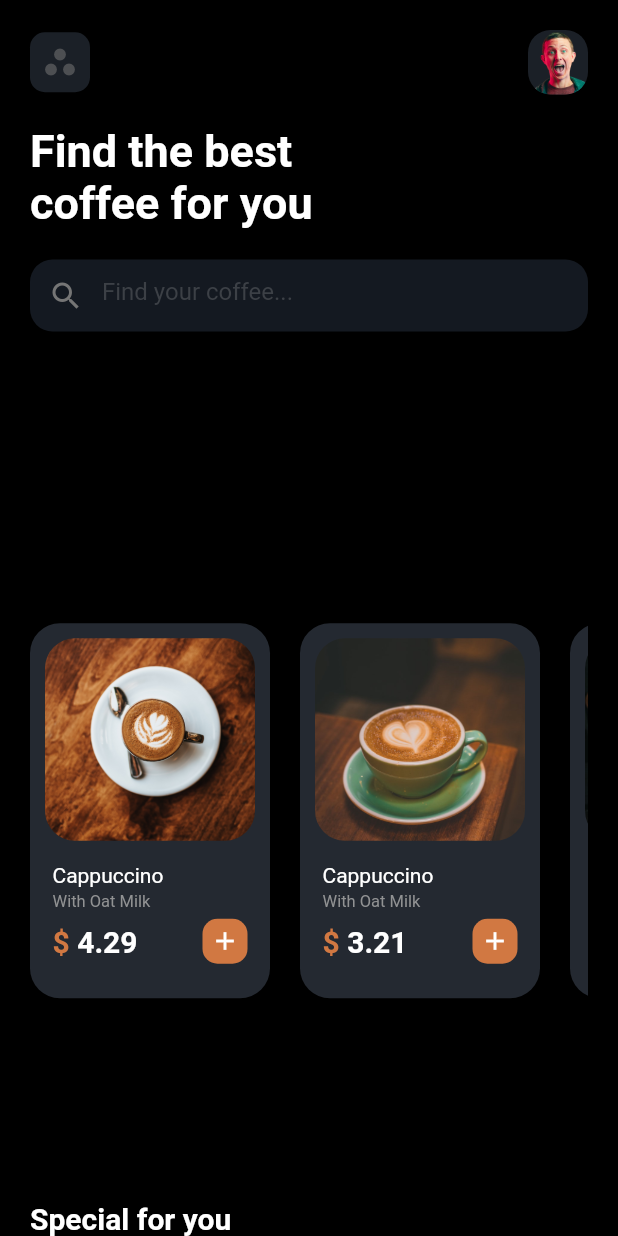
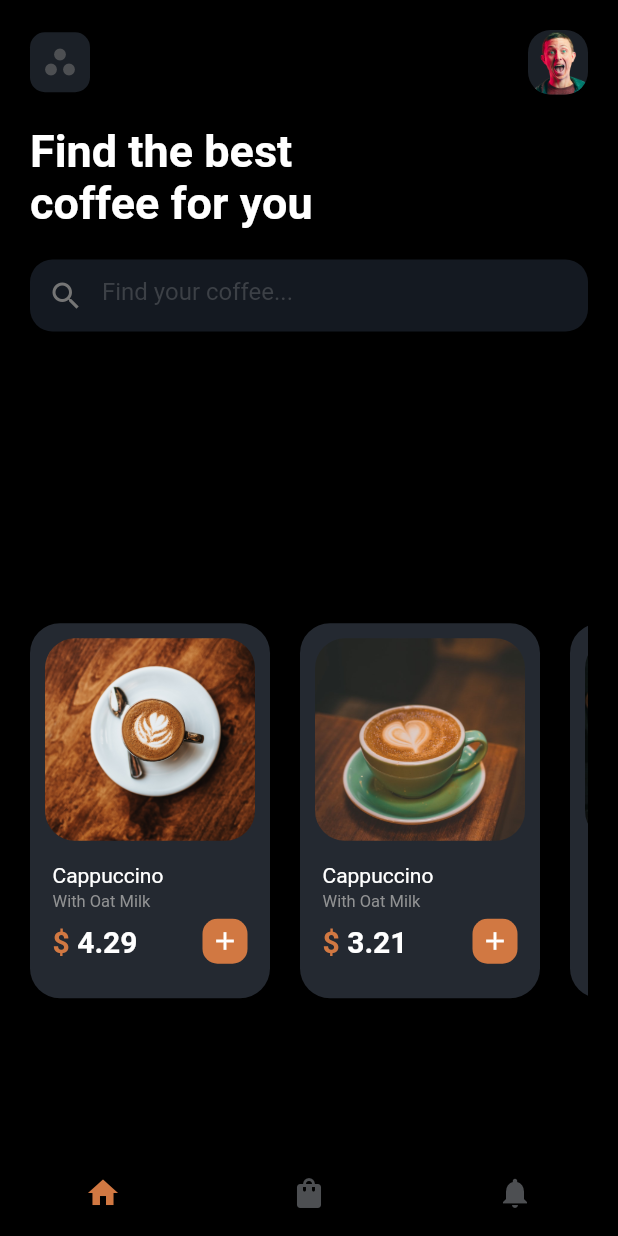
Before and after one commit to khadkabindu/flutter_coffee_app, a Flutter app: the screen it shows after launch, on a phone screen of 412 x 824 dp. Run offline on Flutter 3.47's test engine with Material 2 defaults, Android fonts, the phone set to English and light mode, and no system bars.

Commit message:
add navigation bar

```diff
--- a/lib/coffee_card.dart
+++ b/lib/coffee_card.dart
@@ -22,7 +22,6 @@ class CoffeeCard extends StatelessWidget {
   @override
   Widget build(BuildContext context) {
     return Expanded(
-      flex: 4,
       child: ListView.builder(
           shrinkWrap: true,
           scrollDirection: Axis.horizontal,
--- a/lib/home_screen.dart
+++ b/lib/home_screen.dart
@@ -11,13 +11,13 @@ class MyHomePage extends StatefulWidget {
 
 class _MyHomePageState extends State<MyHomePage> with TickerProviderStateMixin {
   TabController tabController;
+  int _selectedIndex = 0;
 
-
-
-
-
-
-
+  void _onItemTapped(int index) {
+    setState(() {
+      _selectedIndex = index;
+    });
+  }
 
   @override
   void initState() {
@@ -135,11 +135,7 @@ class _MyHomePageState extends State<MyHomePage> with TickerProviderStateMixin {
                           text: "Doppio",
                         ),
                       ]),
-                  // mathi ko ho yoo haii
-
                   CoffeeCard(),
-
-
                   SizedBox(
                     height: 5,
                   ),
@@ -153,18 +149,27 @@ class _MyHomePageState extends State<MyHomePage> with TickerProviderStateMixin {
                   SizedBox(
                     height: 20,
                   ),
-
                 ],
               ),
             ),
           ),
-
-
-
-
           SpecialCoffeeCard(),
         ],
       )),
+      bottomNavigationBar: BottomNavigationBar(
+        backgroundColor: Colors.black,
+        selectedItemColor: Color(0xffd17842),
+        unselectedItemColor: Color(0xff4d4f52),
+        showSelectedLabels: false,
+        showUnselectedLabels: false,
+        items: [
+          BottomNavigationBarItem(icon: Icon(Icons.home), label: ""),
+          BottomNavigationBarItem(icon: Icon(Icons.shopping_bag), label: ""),
+          BottomNavigationBarItem(icon: Icon(Icons.notifications), label: ""),
+        ],
+        currentIndex: _selectedIndex,
+        onTap: _onItemTapped,
+      ),
     );
   }
 }
--- a/lib/main.dart
+++ b/lib/main.dart
@@ -15,6 +15,8 @@ class MyApp extends StatelessWidget {
         primarySwatch: Colors.blue,
       ),
       home: MyHomePage(),
+
     );
+
   }
 }
```
